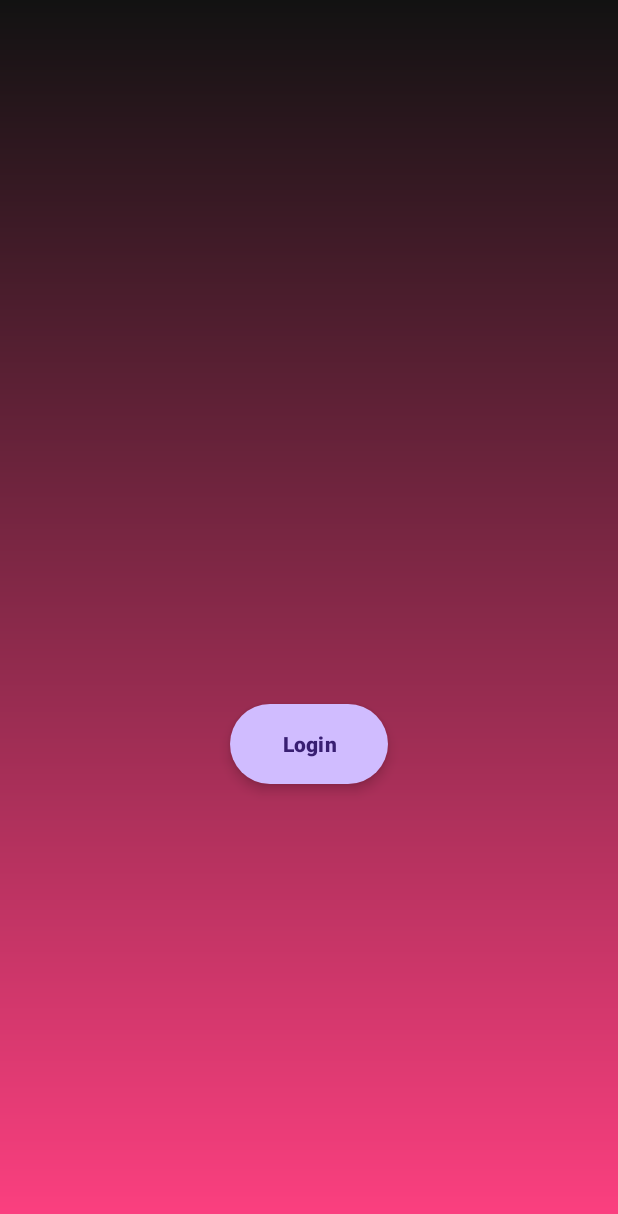
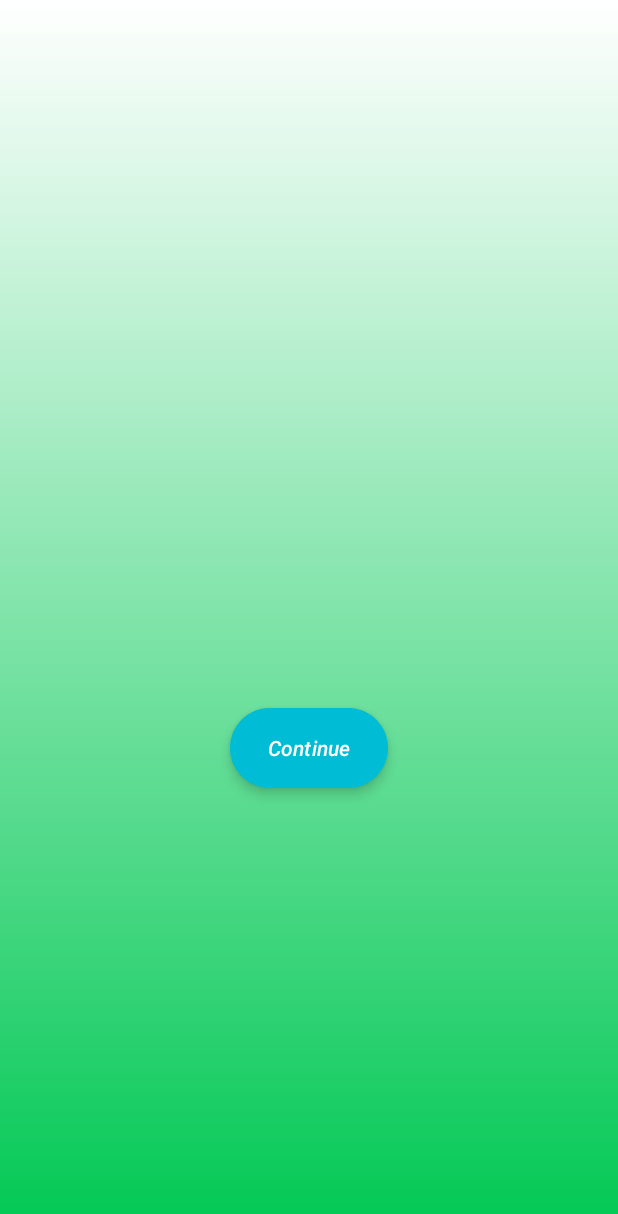
Before and after one commit to gyarab/2024-4e-brnak-SocioMAP, an Android app: the screen it shows after launch (Login), on a phone screen of 412 x 824 dp. Shown: the top 1214 px of the screen. Run offline under Robolectric (Android 15) with nearby library versions, the phone set to English and light mode, and no system bars; our stand-ins replace Firebase (no records; nobody signed in at launch, a user with empty details on screens opened directly).

Commit message:
Progres save

```diff
--- a/app/src/main/AndroidManifest.xml
+++ b/app/src/main/AndroidManifest.xml
@@ -12,9 +12,9 @@
         android:dataExtractionRules="@xml/data_extraction_rules"
         android:enableOnBackInvokedCallback="true"
         android:fullBackupContent="@xml/backup_rules"
-        android:icon="@mipmap/ic_launcher"
+        android:icon="@android:drawable/ic_menu_compass"
         android:label="@string/app_name"
-        android:roundIcon="@mipmap/ic_launcher_round"
+        android:roundIcon="@android:drawable/ic_menu_compass"
         android:supportsRtl="true"
         android:theme="@style/Theme.SocioMap"
         tools:targetApi="31">
--- a/app/src/main/java/com/example/sociomap2/Main/Profile/ProfileFragment.java
+++ b/app/src/main/java/com/example/sociomap2/Main/Profile/ProfileFragment.java
@@ -111,10 +111,11 @@ public class ProfileFragment extends Fragment {
             startActivity(intent);
         });
 
-        // ✅ Add listener to theme switch
+        /*✅ Add listener to theme switch
         themeSwitch.setOnCheckedChangeListener((buttonView, isChecked) -> {
             applyTheme(isChecked);
         });
+         */
 
         return view;
     }
@@ -136,6 +137,7 @@ public class ProfileFragment extends Fragment {
                 });
     }
 
+    /*
     private void applyTheme(boolean isDarkMode) {
         SharedPreferences.Editor editor = sharedPreferences.edit();
         int newMode = isDarkMode ? AppCompatDelegate.MODE_NIGHT_YES : AppCompatDelegate.MODE_NIGHT_NO;
@@ -154,4 +156,6 @@ public class ProfileFragment extends Fragment {
             requireActivity().runOnUiThread(() -> AppCompatDelegate.setDefaultNightMode(newMode));
         }
     }
+
+     */
 }
--- a/app/src/main/res/drawable/default_profile.xml
+++ b/app/src/main/res/drawable/default_profile.xml
@@ -3,7 +3,7 @@
     android:height="100dp"
     android:viewportWidth="24"
     android:viewportHeight="24"
-    android:tint="@color/text_primary_dark">
+    android:tint="@color/black">
 
     <path
         android:fillColor="@android:color/white"
--- a/app/src/main/res/drawable/gradient_background.xml
+++ b/app/src/main/res/drawable/gradient_background.xml
@@ -1,7 +1,7 @@
 <layer-list xmlns:android="http://schemas.android.com/apk/res/android">
     <item>
         <shape android:shape="rectangle">
-            <gradient android:angle="270" android:startColor="@color/profile_background_gradient" android:endColor="@color/colorAccent"/>
+            <gradient android:angle="270" android:startColor="@color/white" android:endColor="@color/colorAccent"/>
         </shape>
     </item>
 </layer-list>
--- a/app/src/main/res/drawable/rounded_border.xml
+++ b/app/src/main/res/drawable/rounded_border.xml
@@ -1,4 +1,4 @@
 <shape xmlns:android="http://schemas.android.com/apk/res/android" android:shape="oval">
-    <stroke android:width="3dp" android:color="@color/white"/>
-    <solid android:color="@color/black"/>
+    <stroke android:width="3dp" android:color="@color/black"/>
+    <solid android:color="@color/glass_surface"/>
 </shape>
--- a/app/src/main/res/layout/activity_login.xml
+++ b/app/src/main/res/layout/activity_login.xml
@@ -14,24 +14,30 @@
     <TextView
         android:id="@+id/loginTitle"
         android:text="Login"
-        android:textSize="30sp"
+        android:textSize="35sp"
         android:gravity="center"
         android:layout_width="match_parent"
         android:layout_height="wrap_content"
         android:visibility="invisible"
         android:textStyle="bold"
+        android:textColor="@color/black"
         android:paddingBottom="20dp"/> <!-- Start as invisible -->
 
     <com.google.android.material.textfield.TextInputLayout
         android:id="@+id/emailLayout"
         android:layout_width="match_parent"
         android:layout_height="wrap_content"
-        android:visibility="invisible"> <!-- Start as invisible -->
+        android:visibility="invisible"
+        android:textColorHint="@color/black"> <!-- Start as invisible -->
         <com.google.android.material.textfield.TextInputEditText
             android:id="@+id/email"
+            android:layout_margin="10dp"
+            android:layout_gravity="center"
+            android:layout_width="match_parent"
+            android:layout_height="wrap_content"
             android:hint="Email"
-            android:layout_width="match_parent"
-            android:layout_height="wrap_content"/>
+            android:textColorHint="@color/black"
+            android:textColor="@color/black"/>
     </com.google.android.material.textfield.TextInputLayout>
 
     <com.google.android.material.textfield.TextInputLayout
@@ -39,13 +45,18 @@
         android:layout_width="match_parent"
         android:layout_height="wrap_content"
         android:visibility="invisible"
-        android:paddingBottom="20dp">
+        android:textColorHint="@color/black">
 
         <com.google.android.material.textfield.TextInputEditText
             android:id="@+id/password"
             android:hint="Password"
+            android:layout_margin="10dp"
+            android:layout_gravity="center"
             android:layout_width="match_parent"
-            android:layout_height="wrap_content"/>
+            android:layout_height="wrap_content"
+            android:textColorHint="@color/black"
+            android:textColor="@color/black"
+            android:password="true"/>
     </com.google.android.material.textfield.TextInputLayout>
 
     <ProgressBar
@@ -58,9 +69,11 @@
         android:id="@+id/btn_login"
         android:layout_width="105dp"
         android:layout_height="61dp"
-        android:text="Login"
-        android:textStyle="bold"
-        android:visibility="invisible" />
+        android:text="Continue"
+        android:textStyle="italic"
+        android:textColor="@color/white"
+        android:backgroundTint="@color/colorCyan"
+        android:visibility="invisible"/>
 
     <TextView
         android:id="@+id/registerNow"
@@ -68,9 +81,11 @@
         android:layout_width="match_parent"
         android:layout_height="wrap_content"
         android:gravity="center"
-        android:textSize="15dp"
+        android:textSize="16dp"
+        android:textStyle="bold"
         android:layout_marginTop="15dp"
-        android:visibility="invisible"/>
+        android:visibility="invisible"
+        android:textColor="@color/black"/>
 
 
 
--- a/app/src/main/res/layout/activity_search_users.xml
+++ b/app/src/main/res/layout/activity_search_users.xml
@@ -13,9 +13,10 @@
         android:layout_height="48dp"
         android:minHeight="48dp"
         android:hint="Search by name, surname, or username"
+        android:textColorHint="@color/black"
         android:padding="12dp"
         android:layout_marginTop="30dp"
-        android:textColor="@android:color/white"
+        android:textColor="@android:color/black"
         android:backgroundTint="@color/default_background_white"
         android:elevation="4dp"/>
 
--- a/app/src/main/res/layout/fragment_maps.xml
+++ b/app/src/main/res/layout/fragment_maps.xml
@@ -130,7 +130,8 @@
         android:layout_marginBottom="20dp"
         android:text="Switch to Edit Mode"
         android:textColor="@android:color/white"
-        app:backgroundTint="@color/black"
+        android:textStyle="italic"
+        app:backgroundTint="@color/test"
         app:cornerRadius="30dp"
         android:elevation="8dp"/>
 
--- a/app/src/main/res/values/colors.xml
+++ b/app/src/main/res/values/colors.xml
@@ -2,7 +2,7 @@
     <!-- Primary Colors -->
     <color name="black">#000000</color>
     <color name="white">#FFFFFF</color>
-    <color name="famous_light_blue">#ADD8E6</color> <!-- Special users -->
+    <color name="famous_light_blue">#018A9B</color> <!-- Special users -->
     <color name="filter_button">#F20858</color> <!-- Button color -->
     <color name="colorPrimary">#ADD8E6</color>
     <color name="colorOnPrimary">#FFFFFF</color>
@@ -28,8 +28,15 @@
     <color name="nav_bar_light">#FFFFFF</color>
     <color name="nav_bar_dark">#000000</color>
 
-    <!-- Secondary & Accent Colors -->
-    <color name="colorAccent">#FF4081</color> <!-- Pinkish accent color -->
+    <!-- MAIN  -->
+    <color name="colorAccent">#00C853</color>
+    <color name="colorCyan">#00BCD4</color>
+    <color name="test">#FF5722</color>
+
+
+
+
+
     <color name="colorAccentDark">#FF4081</color> <!-- Light Mode Accent -->
     <color name="colorAccentLight">#284EE9</color> <!-- Dark Mode Accent (Gold) -->
 
```
Also changed, not shown: app/src/main/java/com/example/sociomap2/Main/Map/MapsFragment.java (+3 -6 lines), app/src/main/res/layout/fragment_profile.xml (+12 -33 lines).
